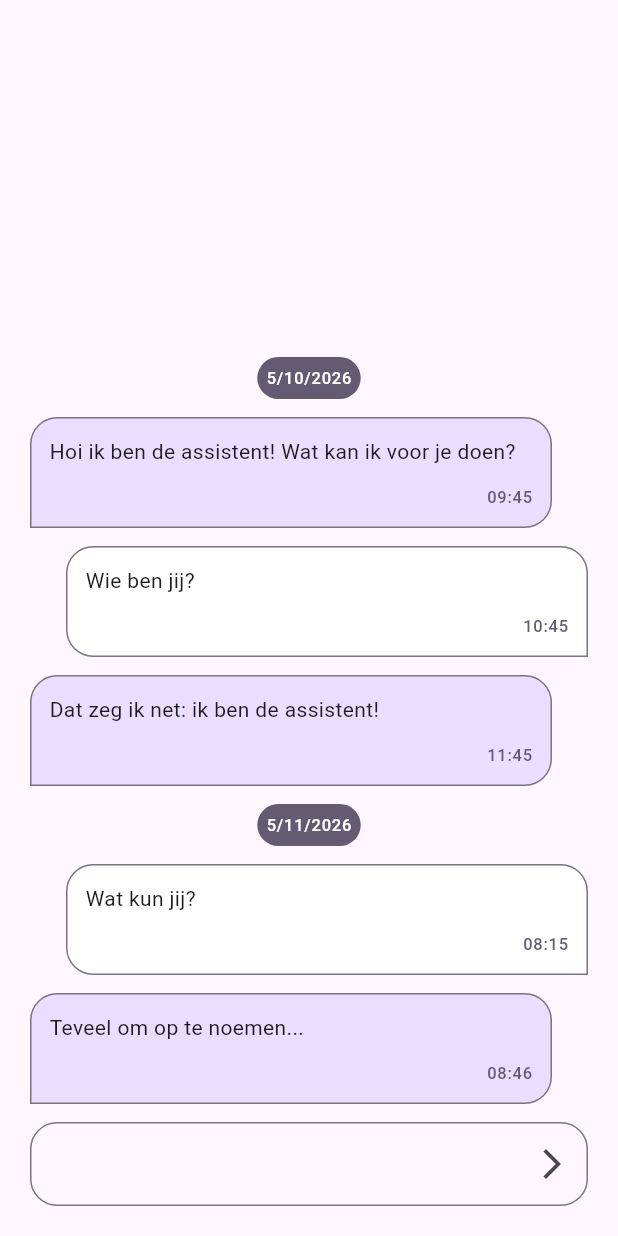
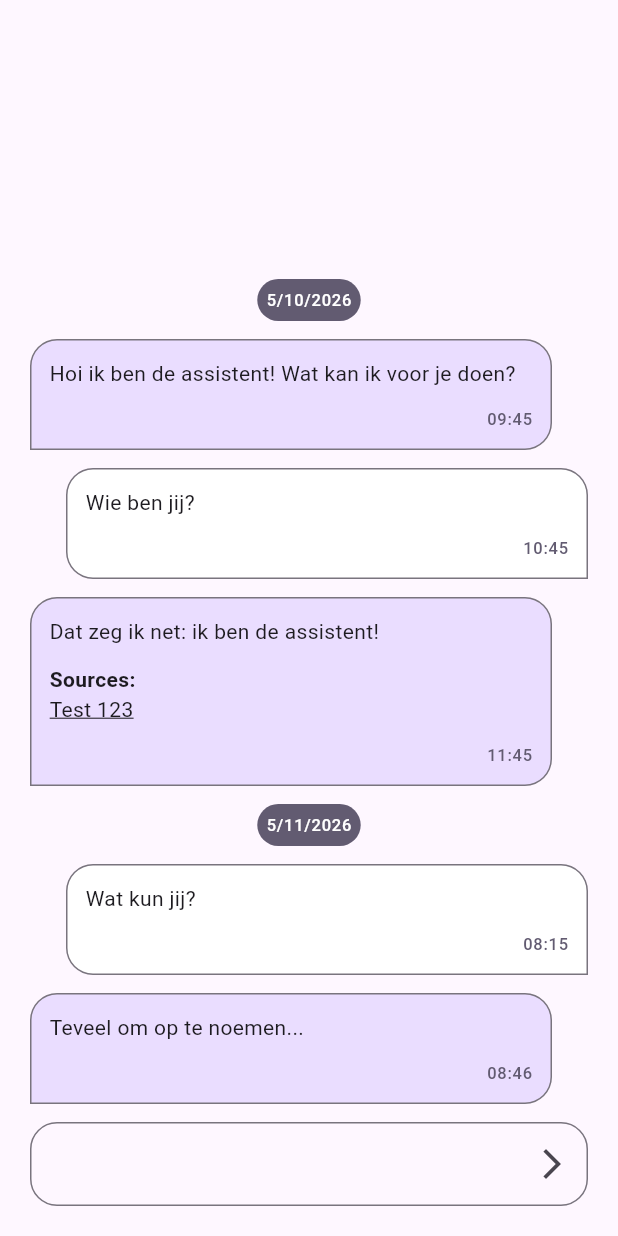
Before and after one commit to michielvaneerd/flutter-chatty, a Flutter app: the screen it shows after launch, on a phone screen of 412 x 824 dp. Run offline on Flutter 3.47's test engine with Material 3 defaults, Android fonts, the phone set to English and light mode, and no system bars; our stand-ins replace equatable, flutter_bloc.

Commit message:
Documents; ThemeData;

```diff
--- a/lib/chatty/chatty_animated_dots.dart
+++ b/lib/chatty/chatty_animated_dots.dart
@@ -37,22 +37,6 @@ class _ChattyAnimatedDotsState extends State<ChattyAnimatedDots> {
 
   @override
   Widget build(BuildContext context) {
-    return Text(List.filled(counter, '.').join(''), style: widget.textStyle);
-    // return Row(
-    //   spacing: 10,
-    //   mainAxisSize: MainAxisSize.min,
-    //   children: counter == 0
-    //       ? [SizedBox(height: 10)]
-    //       : List<Container>.generate(counter, (i) {
-    //           return Container(
-    //             width: 10,
-    //             height: 10,
-    //             decoration: BoxDecoration(
-    //               borderRadius: BorderRadius.circular(4),
-    //               color: Colors.black.withAlpha(80),
-    //             ),
-    //           );
-    //         }),
-    // );
+    return Text(List.filled(counter, '.').join(' '), style: widget.textStyle);
   }
 }
--- a/lib/chatty/chatty_item_widget.dart
+++ b/lib/chatty/chatty_item_widget.dart
@@ -7,9 +7,17 @@ import 'package:flutter_bloc/flutter_bloc.dart';
 import 'package:intl/intl.dart';
 
 class ChattyItemWidget extends StatelessWidget {
-  const ChattyItemWidget({super.key, required this.item, this.extraWidget});
+  const ChattyItemWidget({
+    super.key,
+    required this.item,
+    this.extraWidget,
+    this.withDocuments = false,
+    this.onDocumentClicked,
+  });
   final ChattyItem item;
   final Widget? extraWidget;
+  final bool withDocuments;
+  final void Function(String)? onDocumentClicked;
 
   static final dateFormat = DateFormat('y-MM-dd');
 
@@ -74,7 +82,7 @@ class ChattyItemWidget extends StatelessWidget {
 
   @override
   Widget build(BuildContext context) {
-    final mainText = item.getMainContent();
+    final mainText = item.content;
     return Padding(
       padding: EdgeInsets.only(
         left: item.source == ChattyItemSource.assistant
@@ -112,6 +120,29 @@ class ChattyItemWidget extends StatelessWidget {
             if (mainText.isNotEmpty) ChattyRichText(text: mainText),
             ...getAnswers(context),
             ?extraWidget,
+            if (withDocuments && item.documents != null)
+              Column(
+                crossAxisAlignment: CrossAxisAlignment.start,
+                children: [
+                  Text(
+                    'Sources:',
+                    style: TextStyle(fontWeight: FontWeight.bold),
+                  ),
+                  ...item.documents!.map(
+                    (e) => InkWell(
+                      onTap: onDocumentClicked != null
+                          ? () {
+                              onDocumentClicked!(e.uri);
+                            }
+                          : null,
+                      child: Text(
+                        e.title,
+                        style: TextStyle(decoration: TextDecoration.underline),
+                      ),
+                    ),
+                  ),
+                ],
+              ),
             if (item.error != null)
               Row(
                 spacing: ChattyWidget.paddingDefault,
--- a/lib/chatty/chatty_widget.dart
+++ b/lib/chatty/chatty_widget.dart
@@ -5,7 +5,6 @@ import 'package:chatty/chatty/chatty_widget_cubit.dart';
 import 'package:chatty/chatty/models.dart';
 import 'package:flutter/material.dart';
 import 'package:flutter_bloc/flutter_bloc.dart';
-import 'package:intl/intl.dart';
 
 /// ChattyWidget is the main widget that contains the chat items and the textfield for the prompt.
 class ChattyWidget extends StatefulWidget {
@@ -14,6 +13,9 @@ class ChattyWidget extends StatefulWidget {
     required this.onPrompt,
     this.initialItems,
     this.withDateSeparator = false,
+    this.withDocuments = false,
+    this.themeData,
+    this.onDocumentClicked,
   });
 
   static const paddingDefault = 12.0;
@@ -26,6 +28,9 @@ class ChattyWidget extends StatefulWidget {
   final Future<ChattyItem> Function(String prompt, {String? value}) onPrompt;
   final List<ChattyItem>? initialItems;
   final bool withDateSeparator;
+  final bool withDocuments;
+  final ThemeData? themeData;
+  final void Function(String)? onDocumentClicked;
 
   @override
   State<ChattyWidget> createState() => _ChattyWidgetState();
@@ -42,7 +47,9 @@ class _ChattyWidgetState extends State<ChattyWidget> {
 
   @override
   Widget build(BuildContext context) {
-    return BlocProvider<ChattyWidgetCubit>(
+    return Theme(
+      data: widget.themeData ?? Theme.of(context),
+      child: BlocProvider<ChattyWidgetCubit>(
         create: (context) => ChattyWidgetCubit(
           onPrompt: widget.onPrompt,
           initialItems: widget.initialItems,
@@ -70,8 +77,14 @@ class _ChattyWidgetState extends State<ChattyWidget> {
                       } else {
                         return ChattyItemWidget(
                           item: item,
+                          onDocumentClicked: widget.onDocumentClicked,
+                          withDocuments: widget.withDocuments,
                           extraWidget: index == 0 && state.busy
-                            ? ChattyAnimatedDots()
+                              ? ChattyAnimatedDots(
+                                  textStyle: TextStyle(
+                                    fontWeight: FontWeight.bold,
+                                  ),
+                                )
                               : null,
                         );
                       }
@@ -108,6 +121,7 @@ class _ChattyWidgetState extends State<ChattyWidget> {
             );
           },
         ),
+      ),
     );
   }
 }
--- a/lib/chatty/chatty_widget_cubit.dart
+++ b/lib/chatty/chatty_widget_cubit.dart
@@ -100,7 +100,6 @@ class ChattyWidgetCubit extends Cubit<ChattyWidgetState> {
     );
 
     final response = await onPrompt(prompt, value: value);
-
     emit(
       state.copyWith(
         items: List.from(state.items)
--- a/lib/chatty/models.dart
+++ b/lib/chatty/models.dart
@@ -3,6 +3,22 @@ import 'package:equatable/equatable.dart';
 enum ChattyItemSource { user, assistant, dateSeparator }
 
 enum ChattyQuestionType { none, text, int, email, date, singleChoice }
+
+enum ChattyDocumentType { pdf, docx, url }
+
+class ChattyDocument extends Equatable {
+  final String uri;
+  final ChattyDocumentType type;
+  final String title;
+
+  const ChattyDocument({
+    required this.uri,
+    required this.type,
+    required this.title,
+  });
+  @override
+  List<Object?> get props => [uri, type, title];
+}
 
 class ChattyAnswer extends Equatable {
   final String value;
@@ -35,6 +51,8 @@ class ChattyItem extends Equatable {
   final String content;
   final ChattyItemSource source;
   final ChattyQuestion? question;
+  final List<ChattyDocument>?
+  documents; // The source of the response from the assistant for RAG usage
 
   /// If set, this is always an error.
   /// If this is not a question, then the content will contain the same string.
@@ -46,6 +64,7 @@ class ChattyItem extends Equatable {
     required this.source,
     this.question,
     this.error,
+    this.documents,
     required this.createdAt,
   });
 
@@ -67,14 +86,18 @@ class ChattyItem extends Equatable {
 
   factory ChattyItem.fromAssistant(
     String content, {
+    String? error,
     DateTime? createdAt,
     ChattyQuestion? question,
+    List<ChattyDocument>? documents,
   }) {
     return ChattyItem(
       content: content,
+      error: error,
       source: ChattyItemSource.assistant,
       createdAt: createdAt ?? DateTime.now(),
       question: question,
+      documents: documents,
     );
   }
 
@@ -92,10 +115,13 @@ class ChattyItem extends Equatable {
     );
   }
 
-  String getMainContent() {
-    return question != null ? content : (error ?? content);
-  }
-
   @override
-  List<Object?> get props => [content, source, question, error, createdAt];
+  List<Object?> get props => [
+    content,
+    source,
+    question,
+    error,
+    createdAt,
+    documents,
+  ];
 }
--- a/lib/main.dart
+++ b/lib/main.dart
@@ -39,6 +39,13 @@ final List<ChattyItem> initialItems = [
   ChattyItem.fromAssistant(
     'Dat zeg ik net: ik ben de assistent!',
     createdAt: DateTime(2026, 5, 10, 11, 45),
+    documents: [
+      ChattyDocument(
+        uri: 'https://www.nu.nl',
+        type: ChattyDocumentType.url,
+        title: 'Test 123',
+      ),
+    ],
   ),
   //ChattyItem.fromDateSeparator(DateTime(2026, 5, 11)),
   ChattyItem.fromUser('Wat kun jij?', createdAt: DateTime(2026, 5, 11, 8, 15)),
@@ -98,6 +105,10 @@ class MyApp extends StatelessWidget {
           child: ChattyWidget(
             onPrompt: onPrompt,
             withDateSeparator: true,
+            withDocuments: true,
+            onDocumentClicked: (p0) {
+              print(p0);
+            },
             initialItems: initialItems.reversed.toList(),
           ),
         ),
```
Lines whose indentation alone changed are shown as unchanged.
